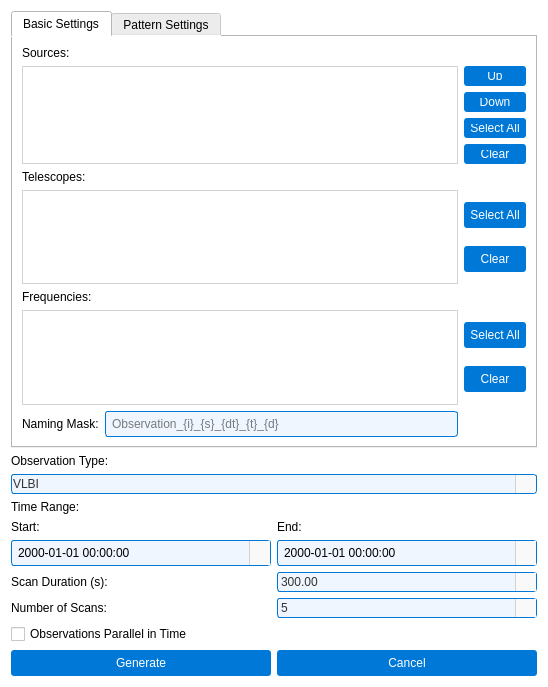
Torward1024/pAstroCORE, file pastrocore/gui_pyside/dialog_generate_observations.ui: the form before one commit.
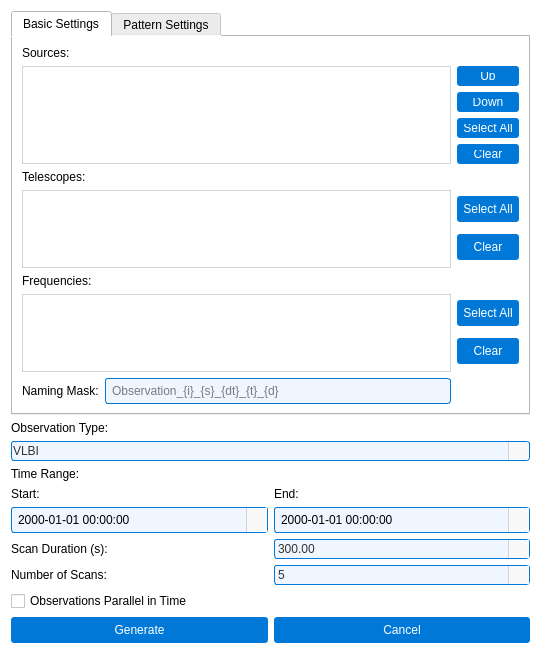
The form after the commit. Icons and pictures are not drawn.

What changed in the file:
```diff
--- a/pastrocore/gui_pyside/dialog_generate_observations.ui
+++ b/pastrocore/gui_pyside/dialog_generate_observations.ui
@@ -6,8 +6,8 @@
    <rect>
     <x>0</x>
     <y>0</y>
-    <width>548</width>
-    <height>687</height>
+    <width>541</width>
+    <height>654</height>
    </rect>
   </property>
   <property name="windowTitle">
```
